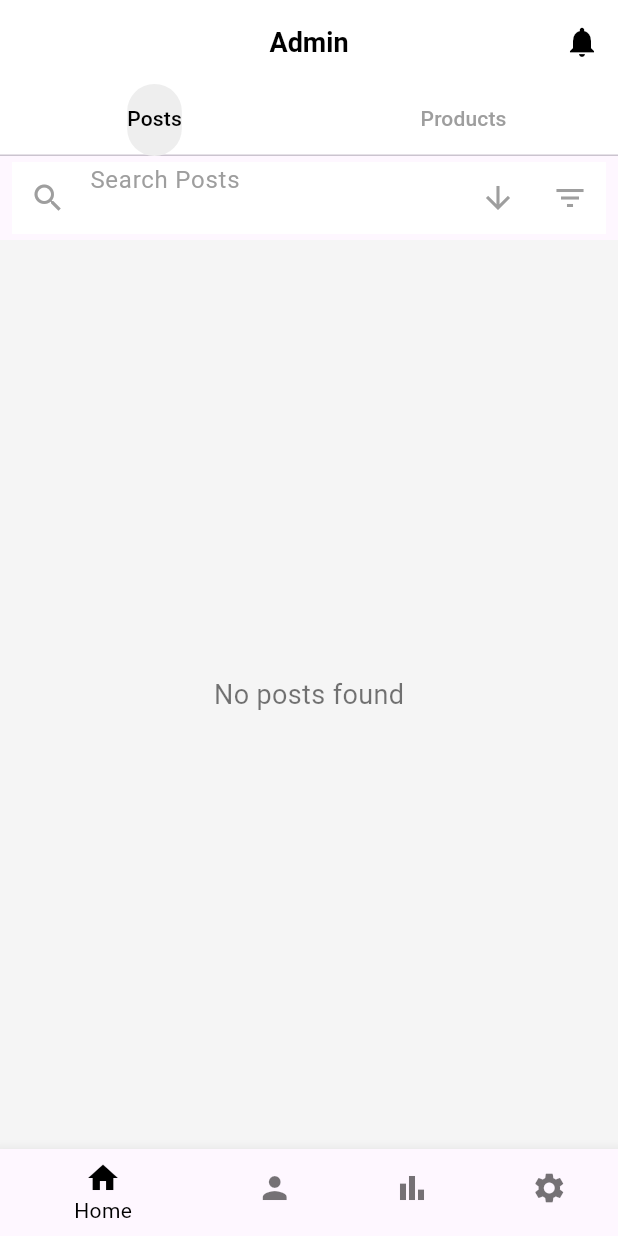
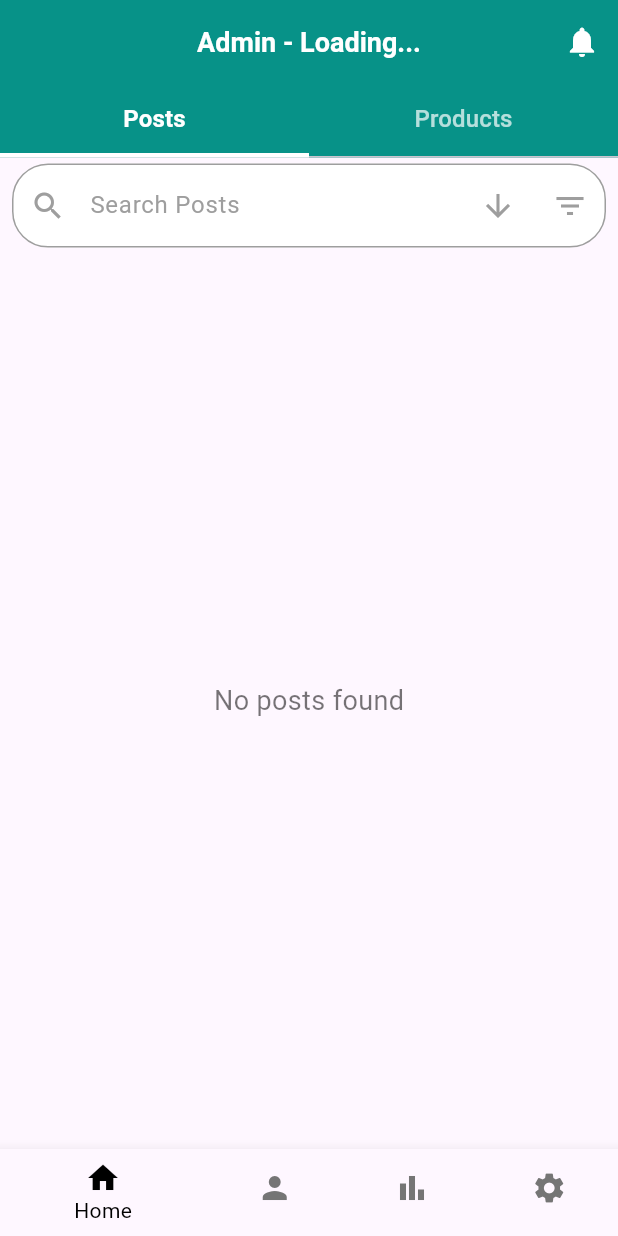
Before and after one commit to sora200419/mobile, a Flutter app: the HomeAdmin screen opened directly, on a phone screen of 412 x 824 dp. Run offline on Flutter 3.47's test engine with Material 3 defaults, Android fonts, the phone set to English and light mode, and no system bars; our stand-ins replace cached_network_image, carousel_slider, cloud_firestore, firebase_auth, firebase_core, firebase_database and 9 more; accounts and stored records are empty; Roboto replaces fonts that are missing (Poppins).

Commit message:
完成了post页面

```diff
--- a/lib/View/home_admin.dart
+++ b/lib/View/home_admin.dart
@@ -1,11 +1,15 @@
 import 'package:flutter/material.dart';
-import '../admin/tab/posts_tab.dart';
-import '../admin/tab/products_tab.dart';
-import '../admin/data_analysis.dart';
-import '../admin/settings.dart';
-import '../admin/user_management.dart';
+import 'package:provider/provider.dart';
+import 'package:mobiletesting/services/auth_provider.dart';
+import 'package:mobiletesting/admin/tab/posts_tab.dart';
+import 'package:mobiletesting/admin/tab/products_tab.dart';
+import 'package:mobiletesting/admin/data_analysis.dart';
+import 'package:mobiletesting/admin/settings.dart';
+import 'package:mobiletesting/admin/user_management.dart';
 
 class HomeAdmin extends StatefulWidget {
+  const HomeAdmin({super.key});
+
   @override
   _HomeAdminState createState() => _HomeAdminState();
 }
@@ -13,17 +17,19 @@ class HomeAdmin extends StatefulWidget {
 class _HomeAdminState extends State<HomeAdmin> {
   int _currentIndex = 0;
 
-  final List<Widget> _pages = [
-    HomeTabPage(),
-    UserManagementPage(),
-    DataAnalysisPage(),
-    SettingsPage(),
-  ];
-
   @override
   Widget build(BuildContext context) {
     return Scaffold(
-      body: _pages[_currentIndex],
+      backgroundColor: const Color(0xFFF5F5FA),
+      body: IndexedStack(
+        index: _currentIndex,
+        children: [
+          const HomeTabPage(),
+          UserManagementPage(),
+          DataAnalysisPage(),
+          SettingsPage(),
+        ],
+      ),
       bottomNavigationBar: BottomNavigationBar(
         currentIndex: _currentIndex,
         onTap: (index) {
@@ -33,9 +39,13 @@ class _HomeAdminState extends State<HomeAdmin> {
         },
         backgroundColor: Colors.white,
         selectedItemColor: Colors.black,
-        unselectedItemColor: Colors.black54,
-        items: [
-          BottomNavigationBarItem(icon: Icon(Icons.home), label: "Home"),
+        unselectedItemColor: Colors.grey[600],
+        elevation: 8,
+        items: const [
+          BottomNavigationBarItem(
+            icon: Icon(Icons.home),
+            label: "Home",
+          ),
           BottomNavigationBarItem(
             icon: Icon(Icons.person),
             label: "User Management",
@@ -55,32 +65,54 @@ class _HomeAdminState extends State<HomeAdmin> {
 }
 
 class HomeTabPage extends StatelessWidget {
+  const HomeTabPage({super.key});
+
   @override
   Widget build(BuildContext context) {
+    final authProvider = Provider.of<AuthProvider>(context, listen: false);
+
     return DefaultTabController(
       length: 2,
       child: Scaffold(
         appBar: AppBar(
-          title: Text("Admin"),
+          title: Consumer<AuthProvider>(
+            builder: (context, authProvider, child) {
+              return Text(
+                "Admin - ${authProvider.username ?? 'Loading...'}",
+                style: TextStyle(color: Colors.white),
+              );
+            },
+          ),
           actions: [
             IconButton(
-              icon: Icon(Icons.notifications),
+              icon: const Icon(Icons.notifications, color: Colors.white),
               onPressed: () {
                 Navigator.pushNamed(context, '/notifications');
               },
             ),
           ],
-          bottom: TabBar(
-            labelColor: Colors.black,
-            unselectedLabelColor: Colors.grey,
-            indicator: BoxDecoration(
-              borderRadius: BorderRadius.circular(20),
-              color: Colors.grey[200],
-            ),
-            tabs: [Tab(text: "Posts"), Tab(text: "Products")],
+          backgroundColor: Colors.teal,
+          elevation: 2,
+          bottom: const TabBar(
+            labelColor: Colors.white,
+            unselectedLabelColor: Colors.white70,
+            labelStyle: TextStyle(fontSize: 16, fontWeight: FontWeight.bold),
+            unselectedLabelStyle: TextStyle(fontSize: 16),
+            indicatorColor: Colors.white,
+            indicatorWeight: 3,
+            indicatorSize: TabBarIndicatorSize.tab,
+            tabs: [
+              Tab(text: "Posts"),
+              Tab(text: "Products"),
+            ],
           ),
         ),
-        body: TabBarView(children: [PostsTab(), ProductsTab()]),
+        body: TabBarView(
+          children: [
+            PostsTab(),
+            ProductsTab(),
+          ],
+        ),
       ),
     );
   }
--- a/lib/admin/tab/posts_tab.dart
+++ b/lib/admin/tab/posts_tab.dart
@@ -1,6 +1,7 @@
 import 'package:flutter/material.dart';
 import 'package:cloud_firestore/cloud_firestore.dart';
-import '../post_details.dart';
+import '../details/post_details.dart';
+import '../details/comments_page.dart';
 import 'package:timeago/timeago.dart' as timeago;
 
 class PostsTab extends StatefulWidget {
@@ -9,7 +10,9 @@ class PostsTab extends StatefulWidget {
 }
 
 class _PostsTabState extends State<PostsTab> {
-  final CollectionReference posts = FirebaseFirestore.instance.collection('community_posts');
+  final CollectionReference posts = FirebaseFirestore.instance.collection(
+    'community_posts',
+  );
   final ScrollController _scrollController = ScrollController();
   List<DocumentSnapshot> _postList = [];
   int _limit = 20;
@@ -41,14 +44,17 @@ class _PostsTabState extends State<PostsTab> {
     });
 
     try {
-      Query query = posts.orderBy(_sortField, descending: !_sortAscending).limit(_limit);
+      Query query = posts
+          .orderBy(_sortField, descending: !_sortAscending)
+          .limit(_limit);
       if (_lastDocument != null) {
         query = query.startAfterDocument(_lastDocument!);
       }
 
       QuerySnapshot snapshot = await query.get();
 
-      List<DocumentSnapshot> filteredDocs = snapshot.docs.where((doc) {
+      List<DocumentSnapshot> filteredDocs =
+          snapshot.docs.where((doc) {
             var data = doc.data() as Map<String, dynamic>;
             String title = (data['title'] ?? '').toString().toLowerCase();
             String content = (data['content'] ?? '').toString().toLowerCase();
@@ -137,7 +143,7 @@ class _PostsTabState extends State<PostsTab> {
                   ),
                   RadioListTile<String>(
                     title: Text("Filter by Report Count"),
-                    value: 'metadata.reportCount',
+                    value: 'reportCount',
                     groupValue: tempFilter,
                     onChanged: (value) {
                       setState(() {
@@ -207,11 +213,6 @@ class _PostsTabState extends State<PostsTab> {
       children: [
         Padding(
           padding: const EdgeInsets.symmetric(horizontal: 8.0, vertical: 4.0),
-          child: Container(
-            decoration: BoxDecoration(
-              color: Colors.grey[100],
-              borderRadius: BorderRadius.circular(30),
-            ),
           child: TextField(
             decoration: InputDecoration(
               hintText: 'Search Posts',
@@ -222,7 +223,9 @@ class _PostsTabState extends State<PostsTab> {
                 children: [
                   IconButton(
                     icon: Icon(
-                        _sortAscending ? Icons.arrow_upward : Icons.arrow_downward,
+                      _sortAscending
+                          ? Icons.arrow_upward
+                          : Icons.arrow_downward,
                       color: Colors.grey,
                     ),
                     onPressed: _toggleSortOrder,
@@ -236,7 +239,18 @@ class _PostsTabState extends State<PostsTab> {
               border: InputBorder.none,
               filled: true,
               fillColor: Colors.white,
-                contentPadding: EdgeInsets.symmetric(vertical: 0, horizontal: 16),
+              enabledBorder: OutlineInputBorder(
+                borderRadius: BorderRadius.circular(24),
+                borderSide: BorderSide(color: Colors.grey),
+              ),
+              focusedBorder: OutlineInputBorder(
+                borderRadius: BorderRadius.circular(24),
+                borderSide: BorderSide(color: Colors.grey),
+              ),
+              disabledBorder: OutlineInputBorder(
+                borderRadius: BorderRadius.circular(24),
+                borderSide: BorderSide(color: Colors.grey),
+              ),
             ),
             onChanged: (value) {
               setState(() {
@@ -249,11 +263,11 @@ class _PostsTabState extends State<PostsTab> {
             },
           ),
         ),
-        ),
+
         Expanded(
           child: Container(
-            color: Colors.grey[100],
-            child: _postList.isEmpty && !_isLoading
+            child:
+                _postList.isEmpty && !_isLoading
                     ? Center(
                       child: Text(
                         "No posts found",
@@ -265,10 +279,17 @@ class _PostsTabState extends State<PostsTab> {
                       itemCount: _postList.length + (_isLoading ? 1 : 0),
                       itemBuilder: (context, index) {
                         if (index < _postList.length) {
-                        var data = _postList[index].data() as Map<String, dynamic>;
-                        String createdAt = timeago.format(data['createdAt'].toDate());
-                        List<dynamic>? imageUrls = data['imageUrls'] as List<dynamic>?;
-                        String? firstImageUrl = (imageUrls != null && imageUrls.isNotEmpty) ? imageUrls[0] as String : null;
+                          var data =
+                              _postList[index].data() as Map<String, dynamic>;
+                          String createdAt = timeago.format(
+                            data['createdAt'].toDate(),
+                          );
+                          List<dynamic>? imageUrls =
+                              data['imageUrls'] as List<dynamic>?;
+                          String? firstImageUrl =
+                              (imageUrls != null && imageUrls.isNotEmpty)
+                                  ? imageUrls[0] as String
+                                  : null;
 
                           return Card(
                             elevation: 4,
@@ -276,9 +297,11 @@ class _PostsTabState extends State<PostsTab> {
                             shape: RoundedRectangleBorder(
                               borderRadius: BorderRadius.circular(10),
                             ),
+                            color: Colors.white,
                             child: ListTile(
                               contentPadding: EdgeInsets.all(16),
-                            leading: firstImageUrl != null
+                              leading:
+                                  firstImageUrl != null
                                       ? ClipRRect(
                                         borderRadius: BorderRadius.circular(8),
                                         child: Image.network(
@@ -286,13 +309,20 @@ class _PostsTabState extends State<PostsTab> {
                                           width: 40,
                                           height: 40,
                                           fit: BoxFit.cover,
-                                      errorBuilder: (context, error, stackTrace) => CircleAvatar(
-                                        child: Text(data['userName']?[0] ?? 'U'),
+                                          errorBuilder:
+                                              (context, error, stackTrace) =>
+                                                  CircleAvatar(
+                                                    child: Text(
+                                                      data['userName']?[0] ??
+                                                          'U',
+                                                    ),
                                                   ),
                                         ),
                                       )
                                       : CircleAvatar(
-                                    child: Text(data['userName']?[0] ?? 'U'),
+                                        child: Text(
+                                          data['userName']?[0] ?? 'U',
+                                        ),
                                       ),
                               title: Text(
                                 data['title'] ?? 'No Title',
@@ -317,9 +347,29 @@ class _PostsTabState extends State<PostsTab> {
                                 mainAxisSize: MainAxisSize.min,
                                 children: [
                                   IconButton(
+                                    icon: Icon(
+                                      Icons.comment,
+                                      color: Colors.grey,
+                                    ),
+                                    onPressed: () {
+                                      Navigator.push(
+                                        context,
+                                        MaterialPageRoute(
+                                          builder:
+                                              (context) => CommentsPage(
+                                                postId: _postList[index].id,
+                                              ),
+                                        ),
+                                      );
+                                    },
+                                  ),
+                                  IconButton(
                                     icon: Icon(Icons.delete, color: Colors.red),
-                                  onPressed: () =>
-                                      _confirmDelete(context, _postList[index].id),
+                                    onPressed:
+                                        () => _confirmDelete(
+                                          context,
+                                          _postList[index].id,
+                                        ),
                                   ),
                                 ],
                               ),
@@ -327,7 +377,8 @@ class _PostsTabState extends State<PostsTab> {
                                 Navigator.push(
                                   context,
                                   MaterialPageRoute(
-                                  builder: (context) => PostDetailsPage(
+                                    builder:
+                                        (context) => PostDetailsPage(
                                           postId: _postList[index].id,
                                         ),
                                   ),
--- a/lib/admin/tab/products_tab.dart
+++ b/lib/admin/tab/products_tab.dart
@@ -32,7 +32,7 @@ class ProductsTab extends StatelessWidget {
   @override
   Widget build(BuildContext context) {
     return Container(
-      color: Colors.grey[100],
+      color: Colors.transparent, // 背景透明，继承父级背景色
       child: StreamBuilder<QuerySnapshot>(
         stream: products.snapshots(),
         builder: (context, snapshot) {
```
Also changed, not shown: lib/admin/details/comments_page.dart (added, +60 -0 lines), lib/admin/details/post_details.dart (added, +294 -0 lines), lib/admin/post_details.dart (deleted, +0 -176 lines). Lines whose indentation alone changed are shown as unchanged.
